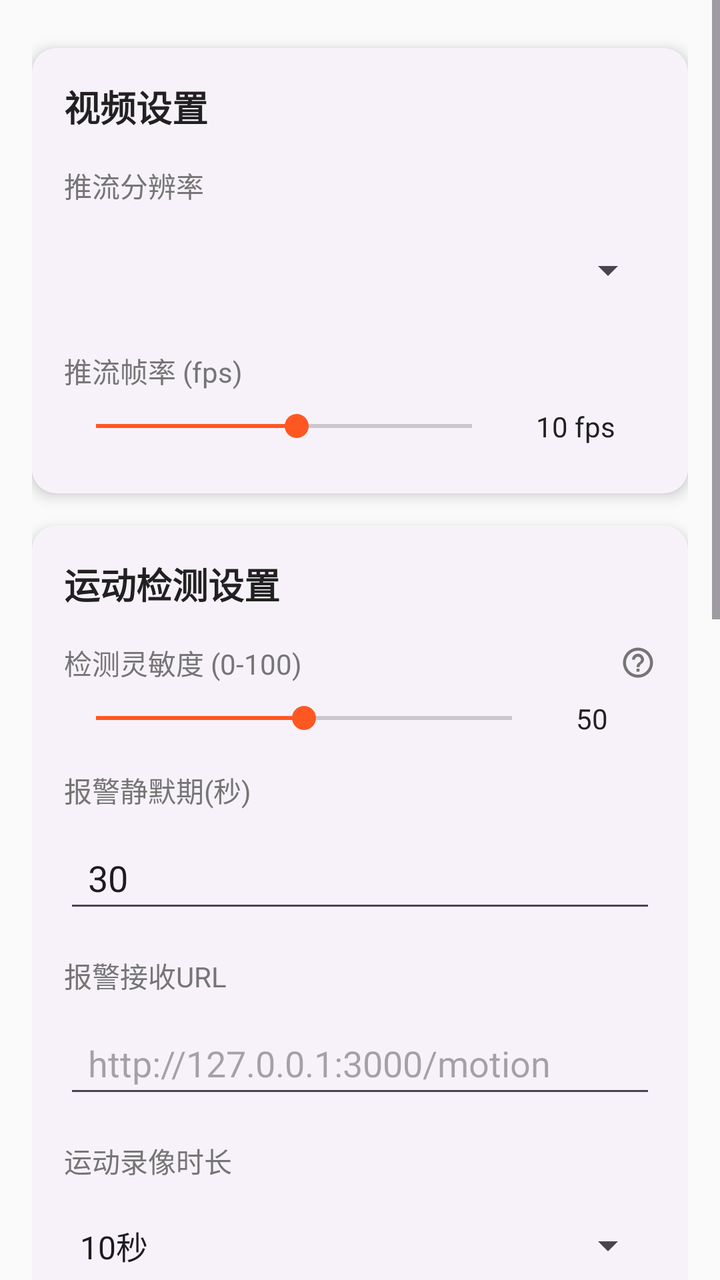
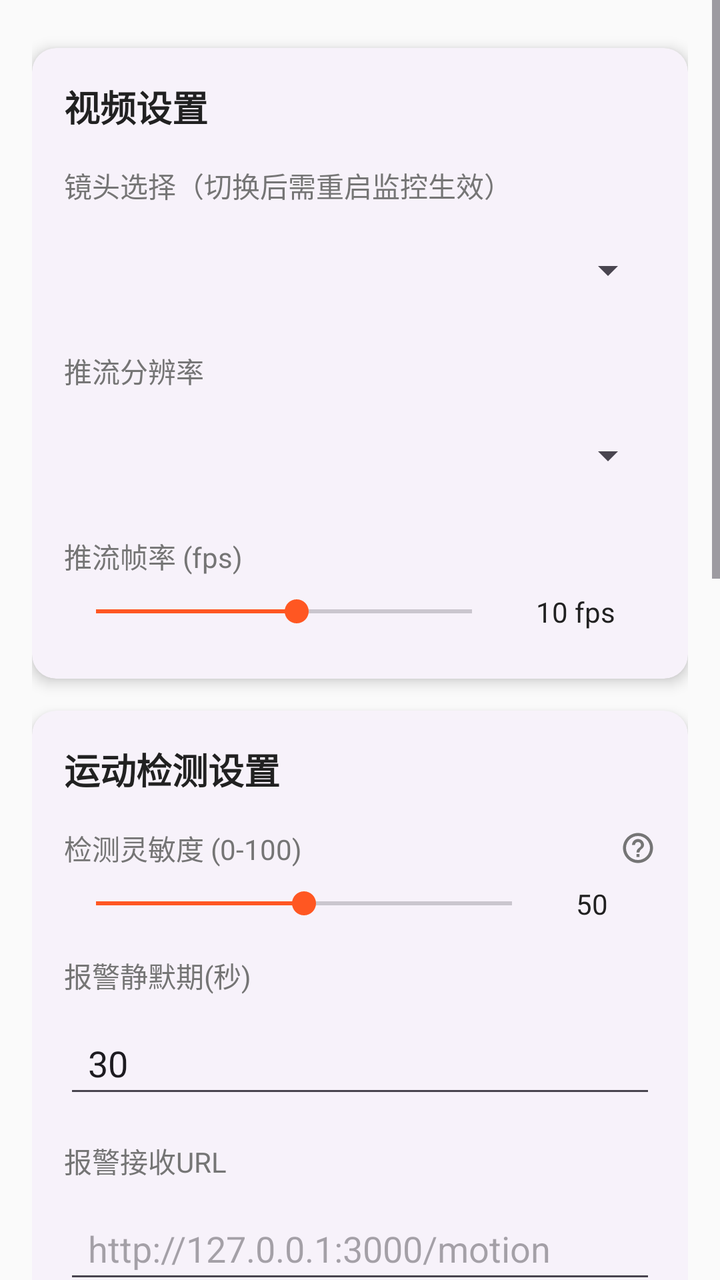

The first picture is an Android layout as it rendered before a commit; the second is the same layout after the commit. The layout source and the unified diff follow.
<!-- AndroidManifest.xml: application theme Theme.SelfCamMonitor -->
<!-- res/layout/activity_settings.xml -->
<?xml version="1.0" encoding="utf-8"?>
<ScrollView xmlns:android="http://schemas.android.com/apk/res/android"
    android:layout_width="match_parent"
    android:layout_height="match_parent"
    xmlns:app="http://schemas.android.com/apk/res-auto"
    android:background="@color/background_light"
    android:fitsSystemWindows="true">

    <LinearLayout
        android:layout_width="match_parent"
        android:layout_height="wrap_content"
        android:orientation="vertical"
        android:padding="16dp">

        
        <androidx.cardview.widget.CardView
            android:layout_width="match_parent"
            android:layout_height="wrap_content"
            android:layout_marginBottom="16dp"
            app:cardCornerRadius="12dp"
            android:layout_marginTop="8dp"
            app:cardElevation="4dp">

            <LinearLayout
                android:layout_width="match_parent"
                android:layout_height="wrap_content"
                android:orientation="vertical"
                android:padding="16dp">

                <TextView
                    android:layout_width="match_parent"
                    android:layout_height="wrap_content"
                    android:text="视频设置"
                    android:textSize="18sp"
                    android:textStyle="bold"
                    android:textColor="@color/text_primary"
                    android:layout_marginBottom="16dp" />

                
                <TextView
                    android:layout_width="match_parent"
                    android:layout_height="wrap_content"
                    android:text="推流分辨率"
                    android:textSize="14sp"
                    android:textColor="@color/text_secondary"
                    android:layout_marginBottom="8dp" />

                <Spinner
                    android:id="@+id/spinnerResolution"
                    android:layout_width="match_parent"
                    android:layout_height="wrap_content"
                    android:minHeight="48dp"
                    android:paddingVertical="8dp"
                    android:gravity="center_vertical"
                    android:layout_marginBottom="16dp" />

                
                <TextView
                    android:layout_width="match_parent"
                    android:layout_height="wrap_content"
                    android:text="推流帧率 (fps)"
                    android:textSize="14sp"
                    android:textColor="@color/text_secondary"
                    android:layout_marginBottom="8dp" />

                <LinearLayout
                    android:layout_width="match_parent"
                    android:layout_height="wrap_content"
                    android:orientation="horizontal"
                    android:gravity="center_vertical"
                    android:layout_marginBottom="8dp">

                    <SeekBar
                        android:id="@+id/seekBarFps"
                        android:layout_width="0dp"
                        android:layout_height="wrap_content"
                        android:layout_weight="1"
                        android:max="30"
                        android:progress="16"
                        android:layout_marginEnd="16dp" />

                    <TextView
                        android:id="@+id/tvFpsValue"
                        android:layout_width="60dp"
                        android:layout_height="wrap_content"
                        android:text="10 fps"
                        android:textSize="14sp"
                        android:textColor="@color/text_primary" />
                </LinearLayout>

            </LinearLayout>
        </androidx.cardview.widget.CardView>

        
        <androidx.cardview.widget.CardView
            android:layout_width="match_parent"
            android:layout_height="wrap_content"
            android:layout_marginBottom="16dp"
            app:cardCornerRadius="12dp"
            app:cardElevation="4dp">

            <LinearLayout
                android:layout_width="match_parent"
                android:layout_height="wrap_content"
                android:orientation="vertical"
                android:padding="16dp">

                <TextView
                    android:layout_width="match_parent"
                    android:layout_height="wrap_content"
                    android:text="运动检测设置"
                    android:textSize="18sp"
                    android:textStyle="bold"
                    android:textColor="@color/text_primary"
                    android:layout_marginBottom="16dp" />

                
                <LinearLayout
                    android:layout_width="match_parent"
                    android:layout_height="wrap_content"
                    android:orientation="horizontal"
                    android:gravity="center_vertical"
                    android:layout_marginBottom="8dp">

                    <TextView
                        android:layout_width="0dp"
                        android:layout_height="wrap_content"
                        android:layout_weight="1"
                        android:text="检测灵敏度 (0-100)"
                        android:textSize="14sp"
                        android:textColor="@color/text_secondary" />

                    <ImageView
                        android:id="@+id/btnHelpSensitivity"
                        android:layout_width="18dp"
                        android:layout_height="18dp"
                        android:src="@drawable/ic_menu_help"
                        android:contentDescription="帮助" />
                </LinearLayout>

                <LinearLayout
                    android:layout_width="match_parent"
                    android:layout_height="wrap_content"
                    android:orientation="horizontal"
                    android:gravity="center_vertical"
                    android:layout_marginBottom="16dp">

                    <SeekBar
                        android:id="@+id/seekBarSensitivity"
                        android:layout_width="0dp"
                        android:layout_height="wrap_content"
                        android:layout_weight="1"
                        android:max="100"
                        android:progress="50"
                        android:layout_marginEnd="16dp" />

                    <TextView
                        android:id="@+id/tvSensitivityValue"
                        android:layout_width="40dp"
                        android:layout_height="wrap_content"
                        android:text="50"
                        android:textSize="14sp"
                        android:textColor="@color/text_primary" />
                </LinearLayout>

                
                <TextView
                    android:layout_width="match_parent"
                    android:layout_height="wrap_content"
                    android:text="报警静默期(秒)"
                    android:textSize="14sp"
                    android:textColor="@color/text_secondary"
                    android:layout_marginBottom="8dp" />

                <EditText
                    android:id="@+id/etAlertQuiet"
                    android:layout_width="match_parent"
                    android:layout_height="wrap_content"
                    android:inputType="number"
                    android:minHeight="48dp"
                    android:gravity="center_vertical"
                    android:paddingStart="12dp"
                    android:text="30"
                    android:hint="30"
                    android:layout_marginBottom="16dp" />

                
                <TextView
                    android:layout_width="match_parent"
                    android:layout_height="wrap_content"
                    android:text="报警接收URL"
                    android:textSize="14sp"
                    android:textColor="@color/text_secondary"
                    android:layout_marginBottom="8dp" />

                <EditText
                    android:id="@+id/etAlertUrl"
                    android:layout_width="match_parent"
                    android:layout_height="wrap_content"
                    android:minHeight="48dp"
                    android:gravity="center_vertical"
                    android:paddingStart="12dp"
                    android:hint="http://127.0.0.1:3000/motion"
                    android:inputType="textUri" />

                
                <TextView
                    android:layout_width="match_parent"
                    android:layout_height="wrap_content"
                    android:text="运动录像时长"
                    android:textSize="14sp"
                    android:textColor="@color/text_secondary"
                    android:layout_marginTop="16dp"
                    android:layout_marginBottom="8dp" />

                <Spinner
                    android:id="@+id/spinner_motion_duration"
                    android:layout_width="match_parent"
                    android:layout_height="wrap_content"
                    android:entries="@array/motion_duration_labels"
                    android:minHeight="48dp"
                    android:paddingVertical="8dp"
                    android:gravity="center_vertical"
                    android:layout_marginBottom="16dp" />

                
                <TextView
                    android:layout_width="match_parent"
                    android:layout_height="wrap_content"
                    android:text="连续录像分段时长"
                    android:textSize="14sp"
                    android:textColor="@color/text_secondary"
                    android:layout_marginBottom="8dp" />

                <Spinner
                    android:id="@+id/spinner_continuous_duration"
                    android:layout_width="match_parent"
                    android:layout_height="wrap_content"
                    android:minHeight="48dp"
                    android:paddingVertical="8dp"
                    android:gravity="center_vertical"
                    android:entries="@array/continuous_duration_labels" />
            </LinearLayout>
        </androidx.cardview.widget.CardView>

        
        <androidx.cardview.widget.CardView
            android:layout_width="match_parent"
            android:layout_height="wrap_content"
            android:layout_marginBottom="16dp"
            app:cardCornerRadius="12dp"
            app:cardElevation="4dp">

            <LinearLayout
                android:layout_width="match_parent"
                android:layout_height="wrap_content"
                android:orientation="vertical"
                android:padding="16dp">

                <TextView
                    android:layout_width="match_parent"
                    android:layout_height="wrap_content"
                    android:text="系统设置"
                    android:textSize="18sp"
                    android:textStyle="bold"
                    android:textColor="@color/text_primary"
                    android:layout_marginBottom="16dp" />

                
                <LinearLayout
                    android:layout_width="match_parent"
                    android:layout_height="wrap_content"
                    android:orientation="horizontal"
                    android:gravity="center_vertical"
                    android:layout_marginBottom="16dp">

                    <LinearLayout
                        android:layout_width="0dp"
                        android:layout_height="wrap_content"
                        android:layout_weight="1"
                        android:orientation="vertical">

                        <TextView
                            android:layout_width="wrap_content"
                            android:layout_height="wrap_content"
                            android:text="开机自启"
                            android:textSize="16sp"
                            android:textColor="@color/text_primary" />

                        <TextView
                            android:layout_width="wrap_content"
                            android:layout_height="wrap_content"
                            android:text="开机时自动启动监控服务"
                            android:textSize="12sp"
                            android:textColor="@color/text_secondary" />
                    </LinearLayout>

                    <com.google.android.material.switchmaterial.SwitchMaterial
                        android:id="@+id/switchBootStart"
                        android:layout_width="wrap_content"
                        android:layout_height="wrap_content"
                        app:thumbTint="@color/thumb_tint"
                        app:trackTint="@color/track_tint" />
                </LinearLayout>

                
                <TextView
                    android:layout_width="match_parent"
                    android:layout_height="wrap_content"
                    android:text="监控时间限制"
                    android:textSize="14sp"
                    android:textColor="@color/text_secondary"
                    android:layout_marginBottom="8dp" />

                <LinearLayout
                    android:layout_width="match_parent"
                    android:layout_height="wrap_content"
                    android:orientation="horizontal"
                    android:gravity="center_vertical">

                    <TextView
                        android:layout_width="wrap_content"
                        android:layout_height="wrap_content"
                        android:text="开始"
                        android:textSize="14sp"
                        android:textColor="@color/text_secondary"
                        android:layout_marginEnd="8dp" />

                    <EditText
                        android:id="@+id/etStartTime"
                        android:layout_width="0dp"
                        android:layout_height="wrap_content"
                        android:layout_weight="1"
                        android:minHeight="48dp"
                        android:gravity="center_vertical"
                        android:paddingStart="12dp"
                        android:hint="00:00"
                        android:inputType="time"
                        android:layout_marginEnd="16dp" />

                    <TextView
                        android:layout_width="wrap_content"
                        android:layout_height="wrap_content"
                        android:text="结束"
                        android:textSize="14sp"
                        android:textColor="@color/text_secondary"
                        android:layout_marginEnd="8dp" />

                    <EditText
                        android:id="@+id/etEndTime"
                        android:layout_width="0dp"
                        android:layout_height="wrap_content"
                        android:layout_weight="1"
                        android:minHeight="48dp"
                        android:gravity="center_vertical"
                        android:paddingStart="12dp"
                        android:hint="23:59"
                        android:inputType="time" />
                </LinearLayout>

            </LinearLayout>
        </androidx.cardview.widget.CardView>

        
        <androidx.cardview.widget.CardView
            android:layout_width="match_parent"
            android:layout_height="wrap_content"
            android:layout_marginBottom="24dp"
            app:cardCornerRadius="12dp"
            app:cardElevation="4dp">

            <LinearLayout
                android:layout_width="match_parent"
                android:layout_height="wrap_content"
                android:orientation="vertical"
                android:padding="16dp">

                <TextView
                    android:layout_width="match_parent"
                    android:layout_height="wrap_content"
                    android:text="安全设置"
                    android:textSize="18sp"
                    android:textStyle="bold"
                    android:textColor="@color/text_primary"
                    android:layout_marginBottom="16dp" />

                
                <TextView
                    android:layout_width="match_parent"
                    android:layout_height="wrap_content"
                    android:text="HTTP认证用户名"
                    android:textSize="14sp"
                    android:textColor="@color/text_secondary"
                    android:layout_marginBottom="8dp" />

                <EditText
                    android:id="@+id/etUsername"
                    android:layout_width="match_parent"
                    android:layout_height="wrap_content"
                    android:hint="admin"
                    android:inputType="text"
                    android:layout_marginBottom="16dp" />

                
                <TextView
                    android:layout_width="match_parent"
                    android:layout_height="wrap_content"
                    android:text="HTTP认证密码"
                    android:textSize="14sp"
                    android:textColor="@color/text_secondary"
                    android:layout_marginBottom="8dp" />

                <EditText
                    android:id="@+id/etPassword"
                    android:layout_width="match_parent"
                    android:layout_height="wrap_content"
                    android:hint="输入密码"
                    android:inputType="textPassword" />

            </LinearLayout>
        </androidx.cardview.widget.CardView>

        
        <LinearLayout
            android:layout_width="match_parent"
            android:layout_height="wrap_content"
            android:orientation="horizontal">

            <Button
                android:id="@+id/btnCancel"
                android:layout_width="0dp"
                android:layout_height="wrap_content"
                android:layout_weight="1"
                android:text="取消"
                android:textSize="16sp"
                android:layout_marginEnd="8dp" />

            <Button
                android:id="@+id/btnSave"
                android:layout_width="0dp"
                android:layout_height="wrap_content"
                android:layout_weight="1"
                android:text="保存设置"
                android:textSize="16sp"
                android:backgroundTint="@color/primary"
                android:layout_marginStart="8dp" />
        </LinearLayout>

    </LinearLayout>
</ScrollView>
<!-- resources referenced by this layout -->
<resources>
  <string-array name="continuous_duration_labels">
          <item>1分钟</item>
          <item>5分钟</item>
          <item>10分钟</item>
          <item>30分钟</item>
          <item>1小时</item>
      </string-array>
  <string-array name="motion_duration_labels">
          <item>10秒</item>
          <item>30秒</item>
          <item>1分钟</item>
          <item>3分钟</item>
          <item>5分钟</item>
      </string-array>
  <color name="background_light">#FAFAFA</color>
  <color name="primary">#2196F3</color>
  <color name="text_primary">#212121</color>
  <color name="text_secondary">#757575</color>
  <!-- drawable ic_menu_help (drawable) -->
  <?xml version="1.0" encoding="utf-8"?>
  <vector xmlns:android="http://schemas.android.com/apk/res/android"
      android:width="24dp"
      android:height="24dp"
      android:viewportWidth="24"
      android:viewportHeight="24"
      android:tint="@color/text_secondary">
      <path android:fillColor="@android:color/white"
          android:pathData="M11,18h2v-2h-2v2zM12,2C6.48,2 2,6.48 2,12s4.48,10 10,10 10,-4.48 10,-10S17.52,2 12,2zM12,20c-4.41,0 -8,-3.59 -8,-8s3.59,-8 8,-8 8,3.59 8,8 -3.59,8 -8,8zM12,6c-2.21,0 -4,1.79 -4,4h2c0,-1.1 0.9,-2 2,-2s2,0.9 2,2c0,2 -3,1.75 -3,5h2c0,-2.25 3,-2.5 3,-5 0,-2.21 -1.79,-4 -4,-4z"/>
      
  </vector>
  <style name="Theme.SelfCamMonitor" parent="Base.Theme.SelfCamMonitor" />
  <style name="Base.Theme.SelfCamMonitor" parent="Theme.Material3.DayNight.NoActionBar">
          
          <item name="colorPrimary">@color/primary</item>
          <item name="colorOnPrimary">@color/white</item>
          <item name="colorPrimaryContainer">@color/primary_light</item>
          <item name="colorOnPrimaryContainer">@color/primary_dark</item>
  
          
          <item name="colorSecondary">@color/accent</item>
          <item name="colorOnSecondary">@color/white</item>
  
          
          <item name="android:colorBackground">@color/background_light</item>
          <item name="colorSurface">@color/surface</item>
          <item name="colorOnSurface">@color/text_primary</item>
  
          
          <item name="android:statusBarColor">@color/primary_dark</item>
          <item name="android:windowLightStatusBar">false</item>
          <item name="android:fitsSystemWindows">true</item>
  
          
          <item name="android:navigationBarColor">@color/primary_dark</item>
  
          
          <item name="cardViewStyle">@style/Widget.SelfCamMonitor.CardView</item>
      </style>
  <color name="white">#FFFFFFFF</color>
  <color name="primary_light">#BBDEFB</color>
  <color name="primary_dark">#1976D2</color>
  <color name="accent">#FF5722</color>
  <color name="surface">#FFFFFF</color>
  <style name="Widget.SelfCamMonitor.CardView" parent="Widget.Material3.CardView.Elevated">
          <item name="cardCornerRadius">12dp</item>
          <item name="cardElevation">4dp</item>
          <item name="strokeWidth">0dp</item>
      </style>
</resources>

<!-- the commit's change to res/layout/activity_settings.xml (unified diff, before → after) -->
@@ -40,6 +40,24 @@
                 <TextView
                     android:layout_width="match_parent"
                     android:layout_height="wrap_content"
+                    android:text="镜头选择（切换后需重启监控生效）"
+                    android:textSize="14sp"
+                    android:textColor="@color/text_secondary"
+                    android:layout_marginBottom="8dp" />
+
+                <Spinner
+                    android:id="@+id/spinnerCameraFacing"
+                    android:layout_width="match_parent"
+                    android:layout_height="wrap_content"
+                    android:minHeight="48dp"
+                    android:paddingVertical="8dp"
+                    android:gravity="center_vertical"
+                    android:layout_marginBottom="16dp" />
+
+                
+                <TextView
+                    android:layout_width="match_parent"
+                    android:layout_height="wrap_content"
                     android:text="推流分辨率"
                     android:textSize="14sp"
                     android:textColor="@color/text_secondary"
